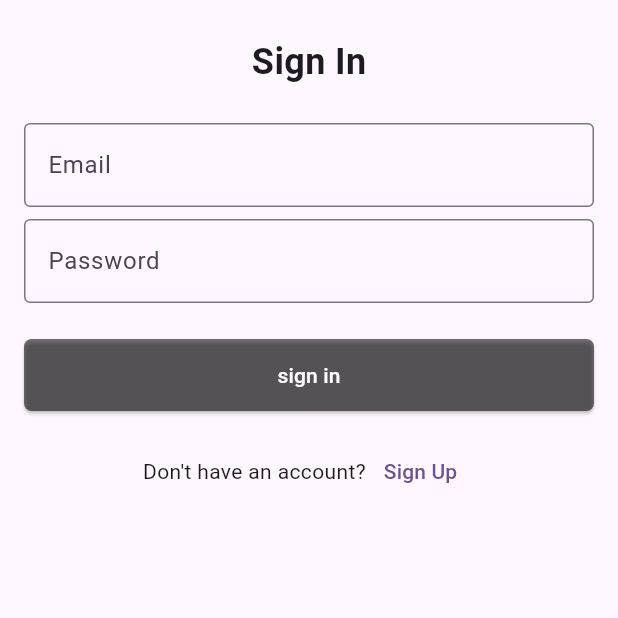
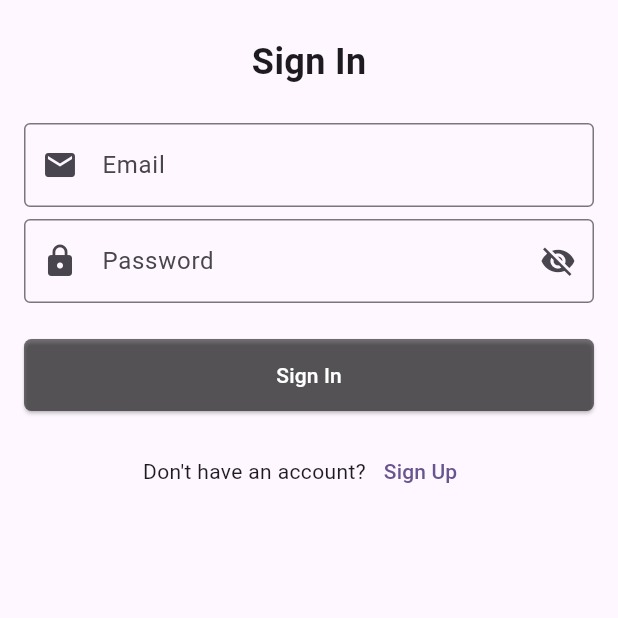
Before and after one commit to pixelnotfound404/flutter-spring-boot, a Flutter app: the screen it shows after launch, on a phone screen of 412 x 824 dp, the top half of it. Run offline on Flutter 3.47's test engine with Material 3 defaults, Android fonts, the phone set to English and light mode, and no system bars; our stand-ins replace dio, flutter_dotenv, flutter_secure_storage, get, shared_preferences.

Commit message:
integrate work

```diff
--- a/lib/main.dart
+++ b/lib/main.dart
@@ -5,7 +5,7 @@ import 'package:flutter_springboot/routes/routes.dart';
 import 'package:get/get.dart';
 import 'package:shared_preferences/shared_preferences.dart';
 
-void main() async{
+void main() async {
   WidgetsFlutterBinding.ensureInitialized();
   await dotenv.load();
 
@@ -28,7 +28,7 @@ class MyApp extends StatelessWidget {
       theme: ThemeData(
         colorScheme: ColorScheme.fromSeed(seedColor: Colors.deepPurple),
       ),
-      initialRoute: isLogin ? '/home' : '/login',
+      initialRoute: '/login',
       getPages: Routes.appPages,
     );
   }
--- a/lib/screen/OTP/otp_controller.dart
+++ /dev/null
@@ -1,5 +0,0 @@
-import 'package:get/get.dart';
-
-class OtpController extends GetxController{
-
-}
--- a/lib/screen/home/home_controller.dart
+++ b/lib/screen/home/home_controller.dart
@@ -1,5 +1,5 @@
 import 'package:get/get.dart';
 
-class HomeController extends GetxController{
-
+class HomeController extends GetxController {
+  var padding = 24.0.obs;
 }
--- a/lib/screen/login/login_view.dart
+++ b/lib/screen/login/login_view.dart
@@ -5,6 +5,7 @@ import 'package:get/get.dart';
 
 class LoginView extends GetView<LoginController> {
   const LoginView({super.key});
+
   @override
   Widget build(BuildContext context) {
     return GetX(
@@ -19,10 +20,7 @@ class LoginView extends GetView<LoginController> {
                   padding: EdgeInsets.only(top: controller.padding.value),
                   child: Text(
                     'Sign In',
-                    style: TextStyle(
-                      fontSize: 24,
-                      fontWeight: FontWeight.bold,
-                    ),
+                    style: TextStyle(fontSize: 24, fontWeight: FontWeight.bold),
                   ),
                 ),
                 SizedBox(height: 24),
@@ -30,61 +28,89 @@ class LoginView extends GetView<LoginController> {
                   padding: const EdgeInsets.symmetric(horizontal: 16),
                   child: TextField(
                     controller: controller.emailController,
+                    keyboardType: TextInputType.emailAddress,
                     decoration: InputDecoration(
                       labelText: 'Email',
                       border: OutlineInputBorder(),
+                      prefixIcon: Icon(Icons.email),
                     ),
                   ),
                 ),
-                SizedBox(
-                  height: 8,
-                ),
+                SizedBox(height: 8),
                 Padding(
                   padding: const EdgeInsets.symmetric(horizontal: 16),
-                  child: TextField(
-                    controller: controller.passwordController,
-                    decoration: InputDecoration(
-                      labelText:
-                          'Password', // Acts as a placeholder but remains visible when typing
-                      border:
-                          OutlineInputBorder(), // Optional: Adds a border for better visibility
+                  child: Obx(
+                    () => TextField(
+                      controller: controller.passwordController,
+                      obscureText: controller.isPasswordHidden.value, // Added this line
+                      decoration: InputDecoration(
+                        labelText: 'Password',
+                        border: OutlineInputBorder(),
+                        prefixIcon: Icon(Icons.lock),
+                        suffixIcon: IconButton(
+                          icon: Icon(
+                            controller.isPasswordHidden.value
+                                ? Icons.visibility_off
+                                : Icons.visibility,
+                          ),
+                          onPressed: () {
+                            controller.isPasswordHidden.value =
+                                !controller.isPasswordHidden.value;
+                          },
+                        ),
+                      ),
                     ),
                   ),
                 ),
-                SizedBox(
-                  height: 24,
-                ),
+                SizedBox(height: 24),
                 Padding(
                   padding: const EdgeInsets.symmetric(horizontal: 16),
-                  child: ElevatedButton(
-                    onPressed: controller.login,
-                    style: ElevatedButton.styleFrom(
+                  child: Obx(
+                    () => ElevatedButton(
+                      onPressed: controller.isLoading.value ? null : controller.login,
+                      style: ElevatedButton.styleFrom(
                         minimumSize: Size(double.infinity, 48),
                         foregroundColor: Colors.white,
-                        backgroundColor: Colors.black54,
+                        backgroundColor: controller.isLoading.value
+                            ? Colors.grey
+                            : Colors.black54,
                         shape: RoundedRectangleBorder(
                           borderRadius: BorderRadius.circular(5),
-                        )),
-                    child: Text(
-                      "sign in",
+                        ),
+                      ),
+                      child: controller.isLoading.value
+                          ? Row(
+                              mainAxisAlignment: MainAxisAlignment.center,
+                              children: [
+                                SizedBox(
+                                  width: 20,
+                                  height: 20,
+                                  child: CircularProgressIndicator(
+                                    color: Colors.white,
+                                    strokeWidth: 2,
+                                  ),
+                                ),
+                                SizedBox(width: 8),
+                                Text("Signing in..."),
+                              ],
+                            )
+                          : Text("Sign In"),
                     ),
                   ),
                 ),
-                SizedBox(
-                  height: 16,
-                ),
+                SizedBox(height: 16),
                 Row(
                   mainAxisAlignment: MainAxisAlignment.center,
                   children: [
                     Text('Don\'t have an account?'),
                     TextButton(
                       onPressed: () {
-                         Get.toNamed(Routes.register);
+                        Get.toNamed(Routes.register);
                       },
                       child: Text('Sign Up'),
                     ),
                   ],
-                )
+                ),
               ],
             ),
           ),
```
Also changed, not shown: lib/model/user.dart (+65 -2 lines), lib/routes/routes.dart (+7 -4 lines), lib/screen/OTP/otp_binnding.dart (deleted, +0 -9 lines), lib/screen/OTP/otp_view.dart (deleted, +0 -10 lines), lib/screen/home/home_view.dart (+24 -3 lines), lib/screen/login/login_controller.dart (+77 -12 lines), lib/screen/signup/signup_controller.dart (+143 -2 lines), lib/screen/signup/signup_view.dart (+98 -6 lines), flutter_01.png (added), flutter_02.png (added), 2 other files.
